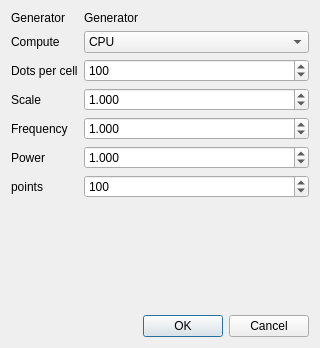
Qt form src/apps/generator_settings_dialog.ui (b3h4re/world-gen) before a commit.
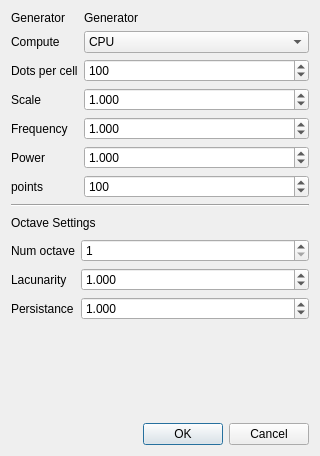
The same form after that commit.

Commit message: ocatve gui setup

The edit to the form file:
```diff
--- a/src/apps/generator_settings_dialog.ui
+++ b/src/apps/generator_settings_dialog.ui
@@ -7,7 +7,7 @@
     <x>0</x>
     <y>0</y>
     <width>320</width>
-    <height>348</height>
+    <height>456</height>
    </rect>
   </property>
   <property name="windowTitle">
@@ -171,6 +171,105 @@
      </item>
     </layout>
    </item>
+   <item>
+    <widget class="QFrame" name="octaveSettingsLine">
+     <property name="frameShape">
+      <enum>QFrame::Shape::HLine</enum>
+     </property>
+     <property name="frameShadow">
+      <enum>QFrame::Shadow::Sunken</enum>
+     </property>
+    </widget>
+   </item>
+   <item>
+    <widget class="QLabel" name="octaveSettingsLabel">
+     <property name="maximumSize">
+      <size>
+       <width>16777215</width>
+       <height>20</height>
+      </size>
+     </property>
+     <property name="text">
+      <string>Octave Settings</string>
+     </property>
+    </widget>
+   </item>
+   <item>
+    <layout class="QFormLayout" name="octaveFormLayout">
+     <item row="0" column="0">
+      <widget class="QLabel" name="numOctavesLabel">
+       <property name="text">
+        <string>Num octave</string>
+       </property>
+      </widget>
+     </item>
+     <item row="0" column="1">
+      <widget class="QSpinBox" name="numOctavesSpinBox">
+       <property name="minimum">
+        <number>1</number>
+       </property>
+       <property name="maximum">
+        <number>2147483647</number>
+       </property>
+       <property name="value">
+        <number>1</number>
+       </property>
+      </widget>
+     </item>
+     <item row="1" column="0">
+      <widget class="QLabel" name="lacunarityLabel">
+       <property name="text">
+        <string>Lacunarity</string>
+       </property>
+      </widget>
+     </item>
+     <item row="1" column="1">
+      <widget class="QDoubleSpinBox" name="lacunaritySpinBox">
+       <property name="decimals">
+        <number>3</number>
+       </property>
+       <property name="minimum">
+        <double>0.000000000000000</double>
+       </property>
+       <property name="maximum">
+        <double>1000000.000000000000000</double>
+       </property>
+       <property name="singleStep">
+        <double>0.100000000000000</double>
+       </property>
+       <property name="value">
+        <double>1.000000000000000</double>
+       </property>
+      </widget>
+     </item>
+     <item row="2" column="0">
+      <widget class="QLabel" name="persistanceLabel">
+       <property name="text">
+        <string>Persistance</string>
+       </property>
+      </widget>
+     </item>
+     <item row="2" column="1">
+      <widget class="QDoubleSpinBox" name="persistanceSpinBox">
+       <property name="decimals">
+        <number>3</number>
+       </property>
+       <property name="minimum">
+        <double>0.000000000000000</double>
+       </property>
+       <property name="maximum">
+        <double>1000000.000000000000000</double>
+       </property>
+       <property name="singleStep">
+        <double>0.100000000000000</double>
+       </property>
+       <property name="value">
+        <double>1.000000000000000</double>
+       </property>
+      </widget>
+     </item>
+    </layout>
+   </item>
    <item>
     <widget class="QDialogButtonBox" name="buttonBox">
      <property name="orientation">
```
The commit also changes 3 other files.
